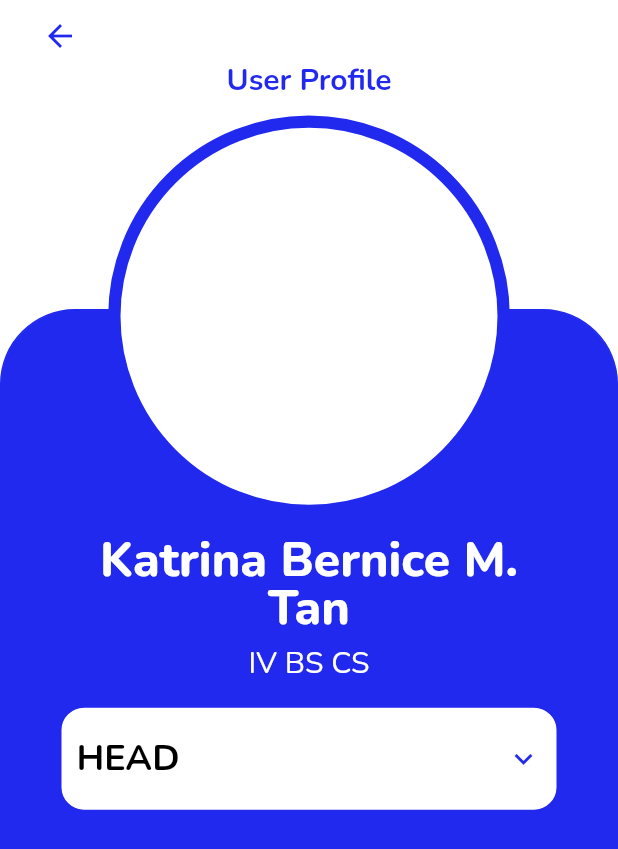
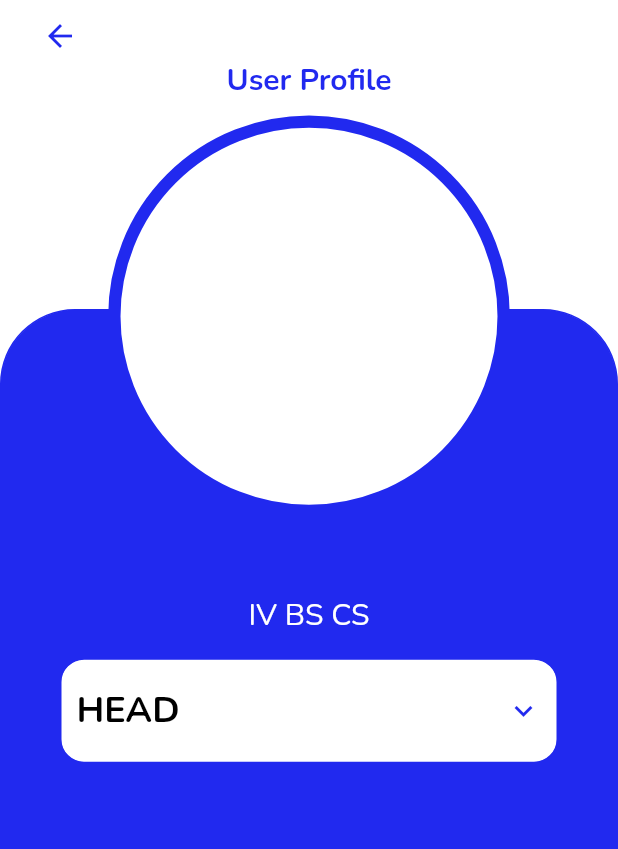
Before and after one commit to lhancewong/CSCI42-One-Big-Car, a Flutter app: the screen it shows after launch, after a tap on "Log in", on a phone screen of 412 x 824 dp. Shown: the top 849 px of the screen. Run offline on Flutter 3.47's test engine with Material 2 defaults, Android fonts, the phone set to English and light mode, and no system bars.

Commit message:
Modified routing and navigation

```diff
--- a/lib/login_page.dart
+++ b/lib/login_page.dart
@@ -1,8 +1,16 @@
 import 'package:flutter/material.dart';
-import 'package:one_big_car/user_profile.dart';
 
-class MyLoginPage extends StatelessWidget {
-  const MyLoginPage({super.key});
+class LogIn extends StatefulWidget {
+  const LogIn({super.key});
+
+  @override
+  State<LogIn> createState() => _LogInState();
+}
+
+class _LogInState extends State<LogIn> {
+
+  TextEditingController usernameTextController = TextEditingController();
+  TextEditingController passwordTextController = TextEditingController();
 
   @override
   Widget build(BuildContext context) {
@@ -31,9 +39,11 @@ class MyLoginPage extends StatelessWidget {
               ),
             ),
             const SizedBox(height: 20),
-            const TextField(
-              style: TextStyle(fontSize:16),
-              decoration: InputDecoration(
+            TextField(
+              keyboardType: TextInputType.emailAddress,
+              controller: usernameTextController,
+              style: const TextStyle(fontSize:16),
+              decoration: const InputDecoration(
                 labelText: 'Username',
                 enabledBorder: UnderlineInputBorder(
                   borderSide: BorderSide(
@@ -44,10 +54,12 @@ class MyLoginPage extends StatelessWidget {
               ),
             ),
             const SizedBox(height: 10),
-            const TextField(
+            TextField(
               obscureText: true,
-              style: TextStyle(fontSize:16),
-              decoration: InputDecoration(
+              obscuringCharacter: "•",
+              controller: passwordTextController,
+              style: const TextStyle(fontSize:16),
+              decoration: const InputDecoration(
                 labelText: 'Password',
                 enabledBorder: UnderlineInputBorder(
                   borderSide: BorderSide(
@@ -75,7 +87,10 @@ class MyLoginPage extends StatelessWidget {
                 foregroundColor: MaterialStatePropertyAll<Color>(Colors.white)
               ),
               onPressed: () {
-                Navigator.of(context).push(_routeUserProfile());
+                Navigator.pushNamed(context, '/UserProfile', arguments: <String, String> {
+                  'Username': usernameTextController.text,
+                  'Password': passwordTextController.text,
+                });
               },
               child: const Text(
                 'Log in',
@@ -98,12 +113,3 @@ class MyLoginPage extends StatelessWidget {
     );
   }
 }
-
-Route _routeUserProfile() {
-  return PageRouteBuilder(
-    pageBuilder: (context, animation, secondaryAnimation) => const MyUserProfile(),
-    transitionsBuilder: (context, animation, secondaryAnimation, child) {
-      return child;
-    },
-  );
-}
--- a/lib/main.dart
+++ b/lib/main.dart
@@ -1,5 +1,6 @@
 import 'package:flutter/material.dart';
 import 'package:one_big_car/login_page.dart';
+import 'package:one_big_car/user_profile.dart';
 
 void main() {
   runApp(const MyApp());
@@ -14,8 +15,12 @@ class MyApp extends StatelessWidget {
       title: 'One Big Car!',
       theme: ThemeData(
         primarySwatch: Colors.blue,
-        ),
-      home: const MyLoginPage(),
+      ),
+      initialRoute: '/',
+      routes: {
+        '/': (context) => const LogIn(),
+        '/UserProfile': (context) => const UserProfile(),
+      },
     );
   }
 }
--- a/lib/user_profile.dart
+++ b/lib/user_profile.dart
@@ -2,20 +2,27 @@ import 'package:flutter/material.dart';
 
 const List<String> list = <String>['HEAD', 'PASSENGER'];
 
-class MyUserProfile extends StatefulWidget {
-  const MyUserProfile({super.key});
+class UserProfile extends StatefulWidget {
+  const UserProfile({super.key});
 
   @override
-  State<MyUserProfile> createState() => _MyUserProfileState();
+  State<UserProfile> createState() => _UserProfileState();
 }
 
-class _MyUserProfileState extends State<MyUserProfile> {
+class _UserProfileState extends State<UserProfile> {
+
+  Map data = {};
   String dropdownValue = list.first;
+  String username = "";
+  String password = "";
 
   @override
   Widget build(BuildContext context) {
     double screenWidth = MediaQuery.of(context).size.width;
     double screenHeight = MediaQuery.of(context).size.height;
+    data = data.isNotEmpty ? data : ModalRoute.of(context)?.settings.arguments as Map;
+    username = data['Username'];
+    password = data['Password'];
 
     return Scaffold(
       backgroundColor: Colors.white,
@@ -23,7 +30,6 @@ class _MyUserProfileState extends State<MyUserProfile> {
       floatingActionButton: const BackButton(
         color: Color.fromRGBO(33, 41, 239, 1),
       ),
-
       body: Stack(
         children: [
           Align(
@@ -57,7 +63,7 @@ class _MyUserProfileState extends State<MyUserProfile> {
                     color: Color.fromRGBO(33, 41, 239, 1),
                   ),
                 ),
-                const SizedBox(height:10),
+                const SizedBox(height: 10),
                 Container(
                   width: screenWidth * 0.65,
                   height: screenWidth * 0.65,
@@ -70,19 +76,19 @@ class _MyUserProfileState extends State<MyUserProfile> {
                     color: Colors.white,
                   ),
                 ),
-                const SizedBox(height:15),
-                const Text(
-                  'Katrina Bernice M. Tan',
+                const SizedBox(height: 15),
+                Text(
+                  username,
                   textAlign: TextAlign.center,
-                  style: TextStyle(
-                    height:1,
+                  style: const TextStyle(
+                    height: 1,
                     fontWeight: FontWeight.w800,
                     fontSize: 32,
                     fontFamily: 'Nunito',
                     color: Colors.white,
                   ),
                 ),
-                const SizedBox(height:5),
+                const SizedBox(height: 5),
                 const Text(
                   'IV BS CS',
                   textAlign: TextAlign.center,
@@ -92,16 +98,14 @@ class _MyUserProfileState extends State<MyUserProfile> {
                     color: Colors.white,
                   ),
                 ),
-                const SizedBox(height:15),
+                const SizedBox(height: 15),
                 Container(
                   padding: const EdgeInsets.all(10),
                   decoration: BoxDecoration(
                       border: Border.all(
-                      color: const Color.fromRGBO(33, 41, 239, 1)
-                    ),
+                          color: const Color.fromRGBO(33, 41, 239, 1)),
                       borderRadius: const BorderRadius.all(Radius.circular(16)),
-                    color: Colors.white
-                  ),
+                      color: Colors.white),
                   child: DropdownButton<String>(
                     value: dropdownValue,
                     underline: Container(color: Colors.white),
```
Also changed, not shown: 2 other files. Lines whose indentation alone changed are shown as unchanged.
